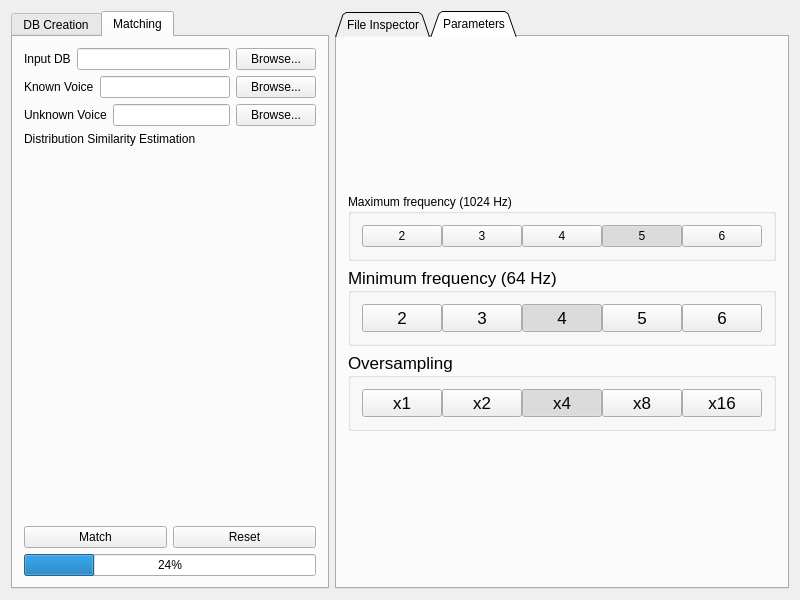
The window that Resources/GUI/Resources/Window.ui (DottD/audioRec) describes before a commit, drawn with Qt 5.
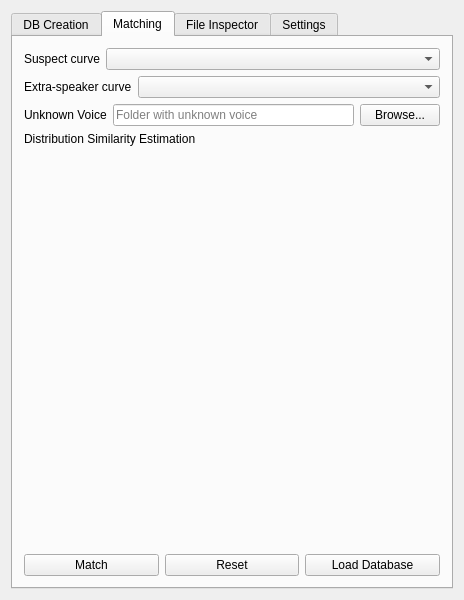
The same window after the commit. The open tabs and pages were chosen to show the change. Icons and pictures are not drawn. Custom widgets are drawn as their Qt base class.

Commit message: Probably this commit is only meant to change the folders structure. Regretfully I left the project more than a year ago without committing the last modifications.

What changed in the file:
```diff
--- a/Resources/GUI/Resources/Window.ui
+++ b/Resources/GUI/Resources/Window.ui
@@ -6,7 +6,7 @@
    <rect>
     <x>0</x>
     <y>0</y>
-    <width>800</width>
+    <width>464</width>
     <height>600</height>
    </rect>
   </property>
@@ -20,619 +20,10 @@
    <string>FindMinutiae</string>
   </property>
   <layout class="QGridLayout" name="gridLayout">
-   <item row="0" column="1">
-    <widget class="QTabWidget" name="TabOptions">
-     <property name="tabPosition">
-      <enum>QTabWidget::North</enum>
-     </property>
-     <property name="tabShape">
-      <enum>QTabWidget::Triangular</enum>
-     </property>
-     <property name="currentIndex">
-      <number>0</number>
-     </property>
-     <widget class="QWidget" name="TabFileInspection">
-      <attribute name="title">
-       <string>File Inspector</string>
-      </attribute>
-      <layout class="QVBoxLayout" name="verticalLayout">
-       <item>
-        <widget class="QComboBox" name="ComboChooseFile"/>
-       </item>
-       <item>
-        <widget class="GUI::ChartRecWidget" name="ChartShowRec" native="true">
-         <property name="sizePolicy">
-          <sizepolicy hsizetype="Preferred" vsizetype="Expanding">
-           <horstretch>0</horstretch>
-           <verstretch>0</verstretch>
-          </sizepolicy>
-         </property>
-        </widget>
-       </item>
-       <item>
-        <layout class="QHBoxLayout" name="HorRecordControls">
-         <item>
-          <widget class="QPushButton" name="ButtonPreviousRecord">
-           <property name="sizePolicy">
-            <sizepolicy hsizetype="Fixed" vsizetype="Fixed">
-             <horstretch>0</horstretch>
-             <verstretch>0</verstretch>
-            </sizepolicy>
-           </property>
-           <property name="minimumSize">
-            <size>
-             <width>0</width>
-             <height>30</height>
-            </size>
-           </property>
-           <property name="maximumSize">
-            <size>
-             <width>16777215</width>
-             <height>30</height>
-            </size>
-           </property>
-           <property name="text">
-            <string/>
-           </property>
-           <property name="icon">
-            <iconset>
-             <normaloff>../../Resources/48x48/Prev.png</normaloff>../../Resources/48x48/Prev.png</iconset>
-           </property>
-          </widget>
-         </item>
-         <item>
-          <widget class="QLabel" name="LabelRecordDescription">
-           <property name="sizePolicy">
-            <sizepolicy hsizetype="Fixed" vsizetype="Fixed">
-             <horstretch>0</horstretch>
-             <verstretch>0</verstretch>
-            </sizepolicy>
-           </property>
-           <property name="minimumSize">
-            <size>
-             <width>0</width>
-             <height>30</height>
-            </size>
-           </property>
-           <property name="maximumSize">
-            <size>
-             <width>16777215</width>
-             <height>30</height>
-            </size>
-           </property>
-           <property name="text">
-            <string>Record Description</string>
-           </property>
-          </widget>
-         </item>
-         <item>
-          <widget class="QPushButton" name="ButtonNextRecord">
-           <property name="sizePolicy">
-            <sizepolicy hsizetype="Fixed" vsizetype="Fixed">
-             <horstretch>0</horstretch>
-             <verstretch>0</verstretch>
-            </sizepolicy>
-           </property>
-           <property name="minimumSize">
-            <size>
-             <width>0</width>
-             <height>30</height>
-            </size>
-           </property>
-           <property name="maximumSize">
-            <size>
-             <width>16777215</width>
-             <height>30</height>
-            </size>
-           </property>
-           <property name="text">
-            <string/>
-           </property>
-           <property name="icon">
-            <iconset>
-             <normaloff>../../Resources/48x48/Successive.png</normaloff>../../Resources/48x48/Successive.png</iconset>
-           </property>
-          </widget>
-         </item>
-        </layout>
-       </item>
-       <item>
-        <widget class="GUI::ChartRecWidget" name="ChartShowRecSpectrum" native="true">
-         <property name="sizePolicy">
-          <sizepolicy hsizetype="Preferred" vsizetype="Expanding">
-           <horstretch>0</horstretch>
-           <verstretch>0</verstretch>
-          </sizepolicy>
-         </property>
-        </widget>
-       </item>
-       <item>
-        <widget class="QCheckBox" name="CheckLogScale">
-         <property name="text">
-          <string>Log scale</string>
-         </property>
-         <property name="checked">
-          <bool>false</bool>
-         </property>
-         <property name="tristate">
-          <bool>false</bool>
-         </property>
-        </widget>
-       </item>
-      </layout>
-     </widget>
-     <widget class="QWidget" name="TabParameters">
-      <attribute name="title">
-       <string>Parameters</string>
-      </attribute>
-      <layout class="QVBoxLayout" name="verticalLayout_4">
-       <item>
-        <spacer name="verticalSpacer_2">
-         <property name="orientation">
-          <enum>Qt::Vertical</enum>
-         </property>
-         <property name="sizeHint" stdset="0">
-          <size>
-           <width>20</width>
-           <height>40</height>
-          </size>
-         </property>
-        </spacer>
-       </item>
-       <item>
-        <widget class="QGroupBox" name="GroupBoxMaxFreq">
-         <property name="sizePolicy">
-          <sizepolicy hsizetype="Preferred" vsizetype="Maximum">
-           <horstretch>0</horstretch>
-           <verstretch>0</verstretch>
-          </sizepolicy>
-         </property>
-         <property name="title">
-          <string>Maximum frequency (1024 Hz)</string>
-         </property>
-         <property name="flat">
-          <bool>true</bool>
-         </property>
-         <layout class="QHBoxLayout" name="HorRecLengthGroup">
-          <property name="spacing">
-           <number>0</number>
-          </property>
-          <item>
-           <widget class="QPushButton" name="ButtonMaxFreq2">
-            <property name="sizePolicy">
-             <sizepolicy hsizetype="Expanding" vsizetype="Fixed">
-              <horstretch>0</horstretch>
-              <verstretch>0</verstretch>
-             </sizepolicy>
-            </property>
-            <property name="text">
-             <string>2</string>
-            </property>
-            <property name="checkable">
-             <bool>true</bool>
-            </property>
-            <property name="autoExclusive">
-             <bool>true</bool>
-            </property>
-            <attribute name="buttonGroup">
-             <string notr="true">ButtonGroupMaxFreq</string>
-            </attribute>
-           </widget>
-          </item>
-          <item>
-           <widget class="QPushButton" name="ButtonMaxFreq2_2">
-            <property name="sizePolicy">
-             <sizepolicy hsizetype="Expanding" vsizetype="Fixed">
-              <horstretch>0</horstretch>
-              <verstretch>0</verstretch>
-             </sizepolicy>
-            </property>
-            <property name="text">
-             <string>3</string>
-            </property>
-            <property name="checkable">
-             <bool>true</bool>
-            </property>
-            <property name="autoExclusive">
-             <bool>true</bool>
-            </property>
-            <attribute name="buttonGroup">
-             <string notr="true">ButtonGroupMaxFreq</string>
-            </attribute>
-           </widget>
-          </item>
-          <item>
-           <widget class="QPushButton" name="ButtonMaxFreq3">
-            <property name="sizePolicy">
-             <sizepolicy hsizetype="Expanding" vsizetype="Fixed">
-              <horstretch>0</horstretch>
-              <verstretch>0</verstretch>
-             </sizepolicy>
-            </property>
-            <property name="text">
-             <string>4</string>
-            </property>
-            <property name="checkable">
-             <bool>true</bool>
-            </property>
-            <property name="checked">
-             <bool>false</bool>
-            </property>
-            <property name="autoExclusive">
-             <bool>true</bool>
-            </property>
-            <attribute name="buttonGroup">
-             <string notr="true">ButtonGroupMaxFreq</string>
-            </attribute>
-           </widget>
-          </item>
-          <item>
-           <widget class="QPushButton" name="ButtonMaxFreq4">
-            <property name="sizePolicy">
-             <sizepolicy hsizetype="Expanding" vsizetype="Fixed">
-              <horstretch>0</horstretch>
-              <verstretch>0</verstretch>
-             </sizepolicy>
-            </property>
-            <property name="text">
-             <string>5</string>
-            </property>
-            <property name="checkable">
-             <bool>true</bool>
-            </property>
-            <property name="checked">
-             <bool>true</bool>
-            </property>
-            <property name="autoExclusive">
-             <bool>true</bool>
-            </property>
-            <attribute name="buttonGroup">
-             <string notr="true">ButtonGroupMaxFreq</string>
-            </attribute>
-           </widget>
-          </item>
-          <item>
-           <widget class="QPushButton" name="ButtonMaxFreq1">
-            <property name="sizePolicy">
-             <sizepolicy hsizetype="Expanding" vsizetype="Fixed">
-              <horstretch>0</horstretch>
-              <verstretch>0</verstretch>
-             </sizepolicy>
-            </property>
-            <property name="text">
-             <string>6</string>
-            </property>
-            <property name="checkable">
-             <bool>true</bool>
-            </property>
-            <property name="autoExclusive">
-             <bool>true</bool>
-            </property>
-            <property name="autoDefault">
-             <bool>false</bool>
-            </property>
-            <property name="default">
-             <bool>false</bool>
-            </property>
-            <property name="flat">
-             <bool>false</bool>
-            </property>
-            <attribute name="buttonGroup">
-             <string notr="true">ButtonGroupMaxFreq</string>
-            </attribute>
-           </widget>
-          </item>
-         </layout>
-        </widget>
-       </item>
-       <item>
-        <widget class="QGroupBox" name="GroupBoxMinFreq">
-         <property name="sizePolicy">
-          <sizepolicy hsizetype="Preferred" vsizetype="Maximum">
-           <horstretch>0</horstretch>
-           <verstretch>0</verstretch>
-          </sizepolicy>
-         </property>
-         <property name="font">
-          <font>
-           <pointsize>13</pointsize>
-          </font>
-         </property>
-         <property name="title">
-          <string>Minimum frequency (64 Hz)</string>
-         </property>
-         <layout class="QHBoxLayout" name="horizontalLayout_4">
-          <property name="spacing">
-           <number>0</number>
-          </property>
-          <item>
-           <widget class="QPushButton" name="ButtonMinFreq1">
-            <property name="sizePolicy">
-             <sizepolicy hsizetype="Expanding" vsizetype="Fixed">
-              <horstretch>0</horstretch>
-              <verstretch>0</verstretch>
-             </sizepolicy>
-            </property>
-            <property name="text">
-             <string>2</string>
-            </property>
-            <property name="checkable">
-             <bool>true</bool>
-            </property>
-            <property name="autoExclusive">
-             <bool>true</bool>
-            </property>
-            <property name="autoDefault">
-             <bool>false</bool>
-            </property>
-            <property name="default">
-             <bool>false</bool>
-            </property>
-            <property name="flat">
-             <bool>false</bool>
-            </property>
-            <attribute name="buttonGroup">
-             <string notr="true">ButtonGroupMinFreq</string>
-            </attribute>
-           </widget>
-          </item>
-          <item>
-           <widget class="QPushButton" name="ButtonMinFreq2">
-            <property name="sizePolicy">
-             <sizepolicy hsizetype="Expanding" vsizetype="Fixed">
-              <horstretch>0</horstretch>
-              <verstretch>0</verstretch>
-             </sizepolicy>
-            </property>
-            <property name="text">
-             <string>3</string>
-            </property>
-            <property name="checkable">
-             <bool>true</bool>
-            </property>
-            <property name="autoExclusive">
-             <bool>true</bool>
-            </property>
-            <attribute name="buttonGroup">
-             <string notr="true">ButtonGroupMinFreq</string>
-            </attribute>
-           </widget>
-          </item>
-          <item>
-           <widget class="QPushButton" name="ButtonMinFreq3">
-            <property name="sizePolicy">
-             <sizepolicy hsizetype="Expanding" vsizetype="Fixed">
-              <horstretch>0</horstretch>
-              <verstretch>0</verstretch>
-             </sizepolicy>
-            </property>
-            <property name="text">
-             <string>4</string>
-            </property>
-            <property name="checkable">
-             <bool>true</bool>
-            </property>
-            <property name="checked">
-             <bool>true</bool>
-            </property>
-            <property name="autoExclusive">
-             <bool>true</bool>
-            </property>
-            <attribute name="buttonGroup">
-             <string notr="true">ButtonGroupMinFreq</string>
-            </attribute>
-           </widget>
-          </item>
-          <item>
-           <widget class="QPushButton" name="ButtonMinFreq4">
-            <property name="sizePolicy">
-             <sizepolicy hsizetype="Expanding" vsizetype="Fixed">
-              <horstretch>0</horstretch>
-              <verstretch>0</verstretch>
-             </sizepolicy>
-            </property>
-            <property name="text">
-             <string>5</string>
-            </property>
-            <property name="checkable">
-             <bool>true</bool>
-            </property>
-            <property name="checked">
-             <bool>false</bool>
-            </property>
-            <property name="autoExclusive">
-             <bool>true</bool>
-            </property>
-            <attribute name="buttonGroup">
-             <string notr="true">ButtonGroupMinFreq</string>
-            </attribute>
-           </widget>
-          </item>
-          <item>
-           <widget class="QPushButton" name="ButtonMinFreq4_2">
-            <property name="sizePolicy">
-             <sizepolicy hsizetype="Expanding" vsizetype="Fixed">
-              <horstretch>0</horstretch>
-              <verstretch>0</verstretch>
-             </sizepolicy>
-            </property>
-            <property name="text">
-             <string>6</string>
-            </property>
-            <property name="checkable">
-             <bool>true</bool>
-            </property>
-            <property name="checked">
-             <bool>false</bool>
-            </property>
-            <property name="autoExclusive">
-             <bool>true</bool>
-            </property>
-            <attribute name="buttonGroup">
-             <string notr="true">ButtonGroupMinFreq</string>
-            </attribute>
-           </widget>
-          </item>
-         </layout>
-        </widget>
-       </item>
-       <item>
-        <widget class="QGroupBox" name="GroupBoxOversampling">
-         <property name="sizePolicy">
-          <sizepolicy hsizetype="Preferred" vsizetype="Maximum">
-           <horstretch>0</horstretch>
-           <verstretch>0</verstretch>
-          </sizepolicy>
-         </property>
-         <property name="font">
-          <font>
-           <pointsize>13</pointsize>
-          </font>
-         </property>
-         <property name="title">
-          <string>Oversampling</string>
-         </property>
-         <layout class="QHBoxLayout" name="horizontalLayout_3">
-          <property name="spacing">
-           <number>0</number>
-          </property>
-          <item>
-           <widget class="QPushButton" name="ButtonOversampling1">
-            <property name="sizePolicy">
-             <sizepolicy hsizetype="Expanding" vsizetype="Fixed">
-              <horstretch>0</horstretch>
-              <verstretch>0</verstretch>
-             </sizepolicy>
-            </property>
-            <property name="text">
-             <string>x1</string>
-            </property>
-            <property name="checkable">
-             <bool>true</bool>
-            </property>
-            <property name="autoExclusive">
-             <bool>true</bool>
-            </property>
-            <attribute name="buttonGroup">
-             <string notr="true">ButtonGroupOversampling</string>
-            </attribute>
-           </widget>
-          </item>
-          <item>
-           <widget class="QPushButton" name="ButtonOversampling2">
-            <property name="sizePolicy">
-             <sizepolicy hsizetype="Expanding" vsizetype="Fixed">
-              <horstretch>0</horstretch>
-              <verstretch>0</verstretch>
-             </sizepolicy>
-            </property>
-            <property name="text">
-             <string>x2</string>
-            </property>
-            <property name="checkable">
-             <bool>true</bool>
-            </property>
-            <property name="autoExclusive">
-             <bool>true</bool>
-            </property>
-            <attribute name="buttonGroup">
-             <string notr="true">ButtonGroupOversampling</string>
-            </attribute>
-           </widget>
-          </item>
-          <item>
-           <widget class="QPushButton" name="ButtonOversampling3">
-            <property name="sizePolicy">
-             <sizepolicy hsizetype="Expanding" vsizetype="Fixed">
-              <horstretch>0</horstretch>
-              <verstretch>0</verstretch>
-             </sizepolicy>
-            </property>
-            <property name="text">
-             <string>x4</string>
-            </property>
-            <property name="checkable">
-             <bool>true</bool>
-            </property>
-            <property name="checked">
-             <bool>true</bool>
-            </property>
-            <property name="autoExclusive">
-             <bool>true</bool>
-            </property>
-            <attribute name="buttonGroup">
-             <string notr="true">ButtonGroupOversampling</string>
-            </attribute>
-           </widget>
-          </item>
-          <item>
-           <widget class="QPushButton" name="ButtonOversampling4">
-            <property name="sizePolicy">
-             <sizepolicy hsizetype="Expanding" vsizetype="Fixed">
-              <horstretch>0</horstretch>
-              <verstretch>0</verstretch>
-             </sizepolicy>
-            </property>
-            <property name="text">
-             <string>x8</string>
-            </property>
-            <property name="checkable">
-             <bool>true</bool>
-            </property>
-            <property name="autoExclusive">
-             <bool>true</bool>
-            </property>
-            <attribute name="buttonGroup">
-             <string notr="true">ButtonGroupOversampling</string>
-            </attribute>
-           </widget>
-          </item>
-          <item>
-           <widget class="QPushButton" name="ButtonOversampling5">
-            <property name="sizePolicy">
-             <sizepolicy hsizetype="Expanding" vsizetype="Fixed">
-              <horstretch>0</horstretch>
-              <verstretch>0</verstretch>
-             </sizepolicy>
-            </property>
-            <property name="text">
-             <string>x16</string>
-            </property>
-            <property name="checkable">
-             <bool>true</bool>
-            </property>
-            <property name="autoExclusive">
-             <bool>true</bool>
-            </property>
-            <attribute name="buttonGroup">
-             <string notr="true">ButtonGroupOversampling</string>
-            </attribute>
-           </widget>
-          </item>
-         </layout>
-        </widget>
-       </item>
-       <item>
-        <spacer name="verticalSpacer">
-         <property name="orientation">
-          <enum>Qt::Vertical</enum>
-         </property>
-         <property name="sizeHint" stdset="0">
-          <size>
-           <width>20</width>
-           <height>40</height>
-          </size>
-         </property>
-        </spacer>
-       </item>
-      </layout>
-     </widget>
-    </widget>
-   </item>
    <item row="0" column="0">
-    <widget class="QTabWidget" name="tabWidget">
-     <property name="tabShape">
-      <enum>QTabWidget::Rounded</enum>
+    <widget class="QTabWidget" name="TabWidget">
+     <property name="enabled">
+      <bool>true</bool>
      </property>
      <property name="currentIndex">
       <number>0</number>
@@ -714,8 +105,87 @@
       <attribute name="title">
        <string>Matching</string>
       </attribute>
-      <layout class="QGridLayout" name="gridLayout_3">
-       <item row="3" column="0">
+      <layout class="QVBoxLayout" name="verticalLayout">
+       <item>
+        <layout class="QHBoxLayout" name="MIntraCurveHLayout">
+         <item>
+          <widget class="QLabel" name="MIntraCurveLabel">
+           <property name="text">
+            <string>Suspect curve</string>
+           </property>
+          </widget>
+         </item>
+         <item>
+          <widget class="QComboBox" name="MIntraCurveComboBox">
+           <property name="sizePolicy">
+            <sizepolicy hsizetype="Expanding" vsizetype="Fixed">
+             <horstretch>0</horstretch>
+             <verstretch>0</verstretch>
+            </sizepolicy>
+           </property>
+           <property name="currentText">
+            <string notr="true"/>
+           </property>
+           <property name="frame">
+            <bool>true</bool>
+           </property>
+          </widget>
+         </item>
+        </layout>
+       </item>
+       <item>
+        <layout class="QHBoxLayout" name="MExtraCurveHLayout">
+         <item>
+          <widget class="QLabel" name="MExtraCurveLabel">
+           <property name="text">
+            <string>Extra-speaker curve</string>
+           </property>
+          </widget>
+         </item>
+         <item>
+          <widget class="QComboBox" name="MExtraCurveComboBox">
+           <property name="sizePolicy">
+            <sizepolicy hsizetype="Expanding" vsizetype="Fixed">
+             <horstretch>0</horstretch>
+             <verstretch>0</verstretch>
+            </sizepolicy>
+           </property>
+          </widget>
+         </item>
+        </layout>
+       </item>
+       <item>
+        <layout class="QHBoxLayout" name="MUnknownHorLayout">
+         <property name="sizeConstraint">
+          <enum>QLayout::SetFixedSize</enum>
+         </property>
+         <item>
+          <widget class="QLabel" name="MULabel">
+           <property name="text">
+            <string>Unknown Voice</string>
+           </property>
+          </widget>
+         </item>
+         <item>
+          <widget class="GUI::LineEditDropReceiver" name="MULineEdit">
+           <property name="text">
+            <string/>
+           </property>
+           <property name="placeholderText">
+            <string>Folder with unknown voice</string>
+           </property>
+          </widget>
+         </item>
+         <item>
+          <widget class="QPushButton" name="MUBrowseButton">
+           <property name="text">
+            <string>Browse...</string>
+           </property>
+          </widget>
+         </item>
+        </layout>
+       </item>
+       <item>
         <widget class="QLabel" name="MatchingResultsLabel">
          <property name="sizePolicy">
           <sizepolicy hsizetype="Preferred" vsizetype="Ignored">
@@ -734,7 +204,17 @@
          </property>
         </widget>
        </item>
-       <item row="5" column="0">
+       <item>
+        <widget class="GUI::DatabaseChart" name="MatchingChartView" native="true">
+         <property name="sizePolicy">
+          <sizepolicy hsizetype="Expanding" vsizetype="Expanding">
+           <horstretch>0</horstretch>
+           <verstretch>0</verstretch>
+          </sizepolicy>
+         </property>
+        </widget>
+       </item>
+       <item>
         <layout class="QHBoxLayout" name="MatchingCtrlHorLayout">
          <item>
           <widget class="QPushButton" name="MCtrlMatchButton">
@@ -750,25 +230,36 @@
            </property>
           </widget>
          </item>
+         <item>
+          <widget class="QPushButton" name="MLoadDatabaseButton">
+           <property name="text">
+            <string>Load Database</string>
+           </property>
+          </widget>
+         </item>
         </layout>
        </item>
+      </layout>
+     </widget>
+     <widget class="QWidget" name="FileInspectorTab">
+      <attribute name="title">
+       <string>File Inspector</string>
+      </attribute>
+      <layout class="QGridLayout" name="gridLayout_5">
        <item row="0" column="0">
-        <layout class="QHBoxLayout" name="MDBHorLayout">
+        <layout class="QGridLayout" name="FIFileLayout">
          <property name="sizeConstraint">
           <enum>QLayout::SetFixedSize</enum>
          </property>
-         <item>
-          <widget class="QLabel" name="MDBLabel">
-           <property name="text">
-            <string>Input DB</string>
+         <item row="0" column="0">
+          <widget class="GUI::LineEditDropReceiver" name="FILineEdit">
+           <property name="placeholderText">
+            <string>Path to an audio file...</string>
            </property>
           </widget>
          </item>
-         <item>
-          <widget class="GUI::LineEditDropReceiver" name="MDBLineEdit"/>
-         </item>
-         <item>
-          <widget class="QPushButton" name="MDBBrowseButton">
+         <item row="0" column="1">
+          <widget class="QPushButton" name="FIBrowseButton">
            <property name="text">
             <string>Browse...</string>
            </property>
@@ -777,10 +268,7 @@
         </layout>
        </item>
        <item row="2" column="0">
-        <layout class="QHBoxLayout" name="MUnknownHorLayout">
-         <property name="sizeConstraint">
-          <enum>QLayout::SetFixedSize</enum>
-         </property>
+        <layout class="QHBoxLayout" name="HorRecordControls">
          <item>
           <widget class="QLabel" name="MULabel">
            <property name="text">
@@ -792,52 +280,81 @@
           <widget class="GUI::LineEditDropReceiver" name="MULineEdit"/>
          </item>
          <item>
-          <widget class="QPushButton" name="MUBrowseButton">
+          <widget class="QPushButton" name="ButtonNextRecord">
+           <property name="sizePolicy">
+            <sizepolicy hsizetype="Fixed" vsizetype="Fixed">
+             <horstretch>0</horstretch>
+             <verstretch>0</verstretch>
+            </sizepolicy>
+           </property>
+           <property name="minimumSize">
+            <size>
+             <width>0</width>
+             <height>30</height>
+            </size>
+           </property>
+           <property name="maximumSize">
+            <size>
+             <width>16777215</width>
+             <height>30</height>
+            </size>
+           </property>
            <property name="text">
-            <string>Browse...</string>
+            <string/>
+           </property>
+           <property name="icon">
+            <iconset>
+             <normaloff>../../Resources/48x48/Successive.png</normaloff>../../Resources/48x48/Successive.png</iconset>
            </property>
           </widget>
          </item>
         </layout>
        </item>
-       <item row="1" column="0">
-        <layout class="QHBoxLayout" name="MKnownHorLayout">
-         <property name="sizeConstraint">
-          <enum>QLayout::SetFixedSize</enum>
+       <item row="3" column="0">
+        <widget class="GUI::ChartRecWidget" name="ChartShowRecSpectrum" native="true">
+         <property name="sizePolicy">
+          <sizepolicy hsizetype="Preferred" vsizetype="Expanding">
+           <horstretch>0</horstretch>
+           <verstretch>0</verstretch>
+          </sizepolicy>
          </property>
-         <item>
-          <widget class="QLabel" name="MKLabel">
-           <property name="text">
-            <string>Known Voice</string>
-           </property>
-          </widget>
-         </item>
-         <item>
-          <widget class="GUI::LineEditDropReceiver" name="MKLineEdit"/>
-         </item>
-         <item>
-          <widget class="QPushButton" name="MKBrowseButton">
-           <property name="text">
-            <string>Browse...</string>
-           </property>
-          </widget>
-         </item>
-        </layout>
+        </widget>
        </item>
        <item row="4" column="0">
-        <widget class="GUI::DatabaseChart" name="MatchingChartView" native="true">
-         <property name="sizePolicy">
-          <sizepolicy hsizetype="Expanding" vsizetype="Expanding">
-           <horstretch>0</horstretch>
-           <verstretch>0</verstretch>
-          </sizepolicy>
+        <widget class="QCheckBox" name="CheckLogScale">
+         <property name="text">
+          <string>Log scale</string>
          </property>
         </widget>
        </item>
-       <item row="6" column="0">
-        <widget class="QProgressBar" name="MatchingProgressBar">
-         <property name="value">
-          <number>24</number>
+      </layout>
+     </widget>
+     <widget class="QWidget" name="SettingsTab">
+      <attribute name="title">
+       <string>Settings</string>
+      </attribute>
+      <layout class="QGridLayout" name="gridLayout_4">
+       <item row="0" column="0">
+        <widget class="QScrollArea" name="SettingsScroll">
+         <property name="widgetResizable">
+          <bool>true</bool>
+         </property>
+         <widget class="QWidget" name="SettingsScrollContents">
+          <property name="geometry">
+           <rect>
+            <x>0</x>
+            <y>0</y>
+            <width>58</width>
+            <height>16</height>
+           </rect>
+          </property>
+         </widget>
+        </widget>
+       </item>
+       <item row="1" column="0">
+        <widget class="QPushButton" name="ResetParametersButton">
+         <property name="text">
+          <string>Reset</string>
          </property>
         </widget>
        </item>
```
Left out of the diff: 114 changed lines with no effect on the pictures. The commit also changes 36 other files.
